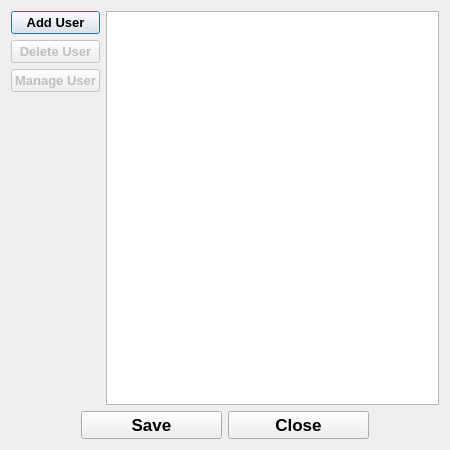
Qt form ArduinoGatekeeperAdmin/Forms/UserManager.ui (AdrianoGoede/ArduinoGatekeeper) before a commit.
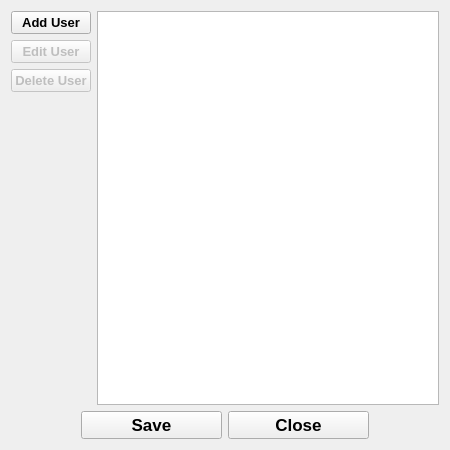
The same form after that commit. Icons and pictures are not drawn.

Commit message:
UserEditor form added
UserEditor form added to allow editing the user's key;

Diff of the .ui file:
```diff
--- a/ArduinoGatekeeperAdmin/Forms/UserManager.ui
+++ b/ArduinoGatekeeperAdmin/Forms/UserManager.ui
@@ -28,6 +28,25 @@
   <layout class="QGridLayout" name="gridLayout">
    <item row="0" column="0">
     <layout class="QGridLayout" name="upperLayout">
+     <item row="2" column="0">
+      <widget class="QPushButton" name="pbDeleteUser">
+       <property name="enabled">
+        <bool>false</bool>
+       </property>
+       <property name="font">
+        <font>
+         <pointsize>10</pointsize>
+         <bold>true</bold>
+        </font>
+       </property>
+       <property name="text">
+        <string>Delete User</string>
+       </property>
+       <property name="icon">
+        <iconset theme="QIcon::ThemeIcon::ListRemove"/>
+       </property>
+      </widget>
+     </item>
      <item row="0" column="0">
       <widget class="QPushButton" name="pbAddUser">
        <property name="font">
@@ -54,44 +73,6 @@
        </property>
       </widget>
      </item>
-     <item row="1" column="0">
-      <widget class="QPushButton" name="pbDeleteUser">
-       <property name="enabled">
-        <bool>false</bool>
-       </property>
-       <property name="font">
-        <font>
-         <pointsize>10</pointsize>
-         <bold>true</bold>
-        </font>
-       </property>
-       <property name="text">
-        <string>Delete User</string>
-       </property>
-       <property name="icon">
-        <iconset theme="QIcon::ThemeIcon::ListRemove"/>
-       </property>
-      </widget>
-     </item>
-     <item row="2" column="0">
-      <widget class="QPushButton" name="pbManageUser">
-       <property name="enabled">
-        <bool>false</bool>
-       </property>
-       <property name="font">
-        <font>
-         <pointsize>10</pointsize>
-         <bold>true</bold>
-        </font>
-       </property>
-       <property name="text">
-        <string>Manage User</string>
-       </property>
-       <property name="icon">
-        <iconset theme="QIcon::ThemeIcon::UserAvailable"/>
-       </property>
-      </widget>
-     </item>
      <item row="3" column="0">
       <spacer name="buttonsVerticalSpacer">
        <property name="orientation">
@@ -105,6 +86,25 @@
        </property>
       </spacer>
      </item>
+     <item row="1" column="0">
+      <widget class="QPushButton" name="pbEditUser">
+       <property name="enabled">
+        <bool>false</bool>
+       </property>
+       <property name="font">
+        <font>
+         <pointsize>10</pointsize>
+         <bold>true</bold>
+        </font>
+       </property>
+       <property name="text">
+        <string>Edit User</string>
+       </property>
+       <property name="icon">
+        <iconset theme="QIcon::ThemeIcon::UserAvailable"/>
+       </property>
+      </widget>
+     </item>
     </layout>
    </item>
    <item row="1" column="0">
```
The commit also changes 9 other files.
